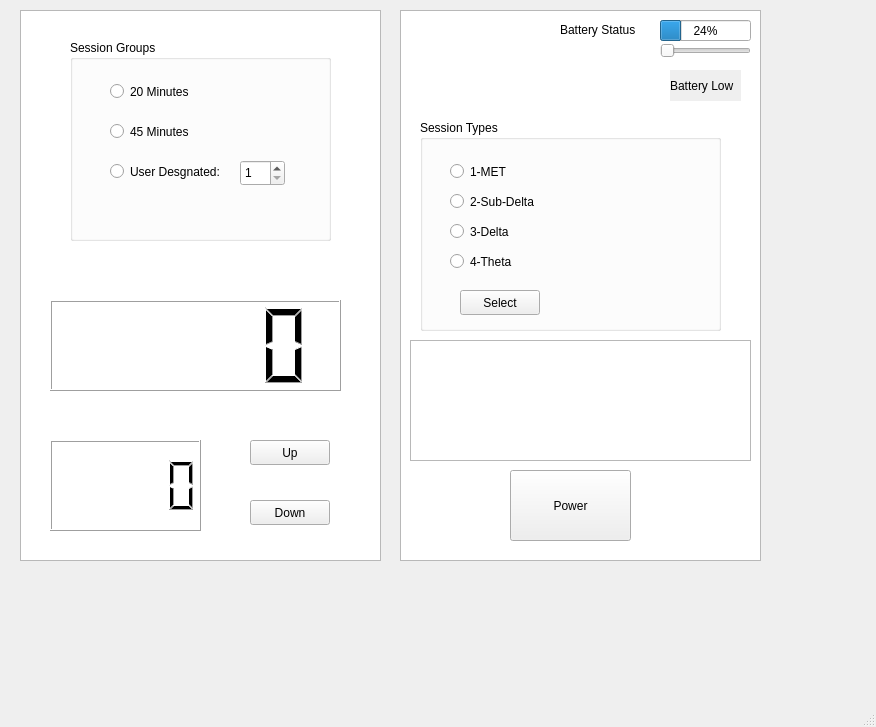
First picture: the form in Project-Team59/mainwindow.ui, repository heyitsOK/3004-Team59, before the edit.
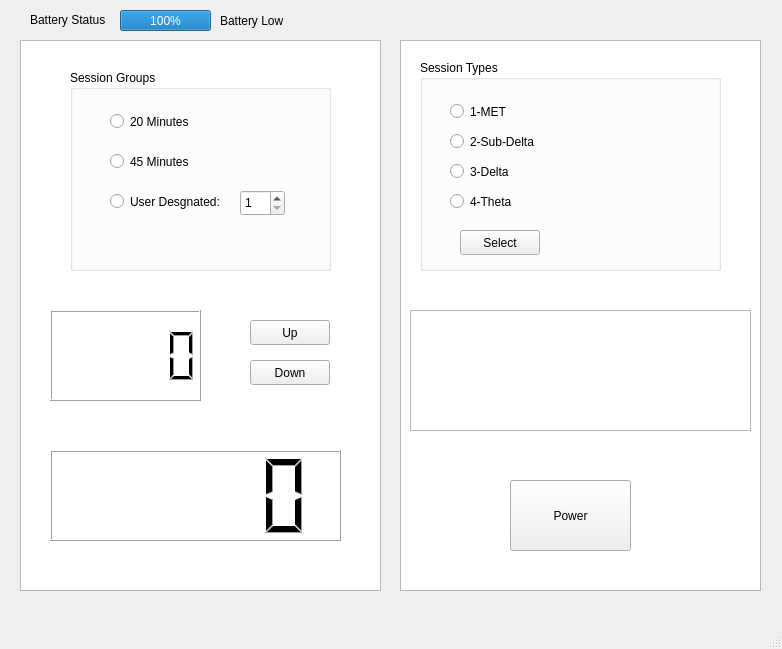
Second picture: the form after the edit.

Commit message: implemented battrey and fixed the GUI

Patch:
```diff
--- a/Project-Team59/mainwindow.ui
+++ b/Project-Team59/mainwindow.ui
@@ -6,8 +6,8 @@
    <rect>
     <x>0</x>
     <y>0</y>
-    <width>876</width>
-    <height>727</height>
+    <width>782</width>
+    <height>649</height>
    </rect>
   </property>
   <property name="windowTitle">
@@ -18,7 +18,7 @@
     <property name="geometry">
      <rect>
       <x>20</x>
-      <y>10</y>
+      <y>40</y>
       <width>361</width>
       <height>551</height>
      </rect>
@@ -28,7 +28,7 @@
     <property name="geometry">
      <rect>
       <x>400</x>
-      <y>10</y>
+      <y>40</y>
       <width>361</width>
       <height>551</height>
      </rect>
@@ -38,7 +38,7 @@
     <property name="geometry">
      <rect>
       <x>510</x>
-      <y>470</y>
+      <y>480</y>
       <width>121</width>
       <height>71</height>
      </rect>
@@ -54,7 +54,7 @@
     <property name="geometry">
      <rect>
       <x>50</x>
-      <y>440</y>
+      <y>310</y>
       <width>151</width>
       <height>91</height>
      </rect>
@@ -64,7 +64,7 @@
     <property name="geometry">
      <rect>
       <x>250</x>
-      <y>440</y>
+      <y>320</y>
       <width>80</width>
       <height>25</height>
      </rect>
@@ -77,7 +77,7 @@
     <property name="geometry">
      <rect>
       <x>250</x>
-      <y>500</y>
+      <y>360</y>
       <width>80</width>
       <height>25</height>
      </rect>
@@ -90,7 +90,7 @@
     <property name="geometry">
      <rect>
       <x>50</x>
-      <y>300</y>
+      <y>450</y>
       <width>291</width>
       <height>91</height>
      </rect>
@@ -103,7 +103,7 @@
     <property name="geometry">
      <rect>
       <x>70</x>
-      <y>40</y>
+      <y>70</y>
       <width>261</width>
       <height>201</height>
      </rect>
@@ -174,7 +174,7 @@
     <property name="geometry">
      <rect>
       <x>420</x>
-      <y>120</y>
+      <y>60</y>
       <width>301</width>
       <height>211</height>
      </rect>
@@ -251,21 +251,21 @@
    <widget class="QProgressBar" name="progressBar">
     <property name="geometry">
      <rect>
-      <x>660</x>
-      <y>20</y>
+      <x>120</x>
+      <y>10</y>
       <width>91</width>
       <height>21</height>
      </rect>
     </property>
     <property name="value">
-     <number>24</number>
+     <number>100</number>
     </property>
    </widget>
    <widget class="QLabel" name="batteryStatus">
     <property name="geometry">
      <rect>
-      <x>560</x>
-      <y>20</y>
+      <x>30</x>
+      <y>10</y>
       <width>81</width>
       <height>20</height>
      </rect>
@@ -274,29 +274,16 @@
      <string>Battery Status</string>
     </property>
    </widget>
-   <widget class="QSlider" name="horizontalSlider">
-    <property name="geometry">
-     <rect>
-      <x>660</x>
-      <y>40</y>
-      <width>91</width>
-      <height>21</height>
-     </rect>
-    </property>
-    <property name="orientation">
-     <enum>Qt::Horizontal</enum>
-    </property>
-   </widget>
    <widget class="QLabel" name="warning">
     <property name="enabled">
      <bool>true</bool>
     </property>
     <property name="geometry">
      <rect>
-      <x>670</x>
-      <y>70</y>
+      <x>220</x>
+      <y>10</y>
       <width>71</width>
-      <height>31</height>
+      <height>21</height>
      </rect>
     </property>
     <property name="autoFillBackground">
@@ -313,7 +300,7 @@
     <property name="geometry">
      <rect>
       <x>410</x>
-      <y>340</y>
+      <y>310</y>
       <width>341</width>
       <height>121</height>
      </rect>
```
Left out of the diff: 2 changed lines with no effect on the pictures. The commit also changes 2 other files.
